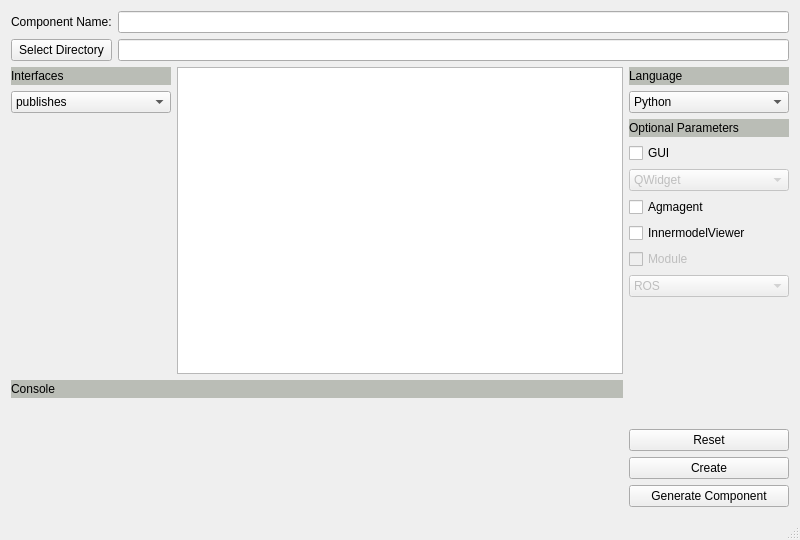
Before: the Qt Designer form robocompdsl-gui/gui.ui in robocomp/tools, drawn with Qt 5.
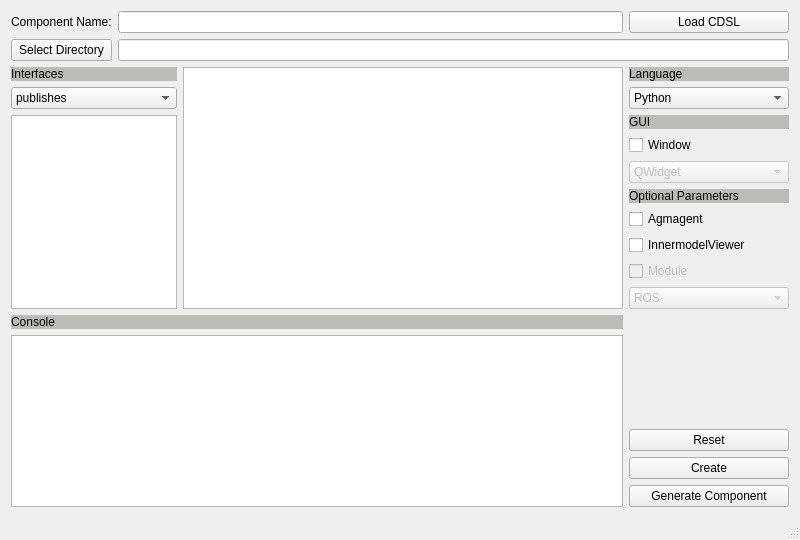
After: the same form once the commit is applied. Custom widgets are drawn as their Qt base class.

Commit message: add load button

```diff
--- a/robocompdsl-gui/gui.ui
+++ b/robocompdsl-gui/gui.ui
@@ -33,6 +33,28 @@
   </property>
   <widget class="QWidget" name="centralWidget">
    <layout class="QGridLayout" name="gridLayout">
+    <item row="11" column="3">
+     <widget class="QComboBox" name="modulesComboBox">
+      <property name="enabled">
+       <bool>false</bool>
+      </property>
+      <item>
+       <property name="text">
+        <string>ROS</string>
+       </property>
+      </item>
+      <item>
+       <property name="text">
+        <string>Opencv2</string>
+       </property>
+      </item>
+      <item>
+       <property name="text">
+        <string>PCL</string>
+       </property>
+      </item>
+     </widget>
+    </item>
     <item row="2" column="3">
      <widget class="QLabel" name="languageLabel">
       <property name="minimumSize">
@@ -55,9 +77,6 @@
       </property>
      </widget>
     </item>
-    <item row="0" column="1" colspan="3">
-     <widget class="QLineEdit" name="nameLineEdit"/>
-    </item>
     <item row="1" column="0">
      <widget class="QPushButton" name="directoryButton">
       <property name="text">
@@ -65,13 +84,69 @@
       </property>
      </widget>
     </item>
+    <item row="9" column="3">
+     <widget class="QCheckBox" name="innermodelCheckBox">
+      <property name="text">
+       <string>InnermodelViewer</string>
+      </property>
+     </widget>
+    </item>
+    <item row="10" column="3">
+     <widget class="QCheckBox" name="moduleCheckBox">
+      <property name="enabled">
+       <bool>false</bool>
+      </property>
+      <property name="text">
+       <string>Module</string>
+      </property>
+     </widget>
+    </item>
     <item row="5" column="3">
      <widget class="QCheckBox" name="guiCheckBox">
       <property name="text">
-       <string>GUI</string>
+       <string>Window</string>
       </property>
      </widget>
     </item>
+    <item row="2" column="2" rowspan="11">
+     <widget class="QTextEdit" name="mainTextEdit">
+      <property name="minimumSize">
+       <size>
+        <width>440</width>
+        <height>0</height>
+       </size>
+      </property>
+      <property name="maximumSize">
+       <size>
+        <width>16777215</width>
+        <height>16777215</height>
+       </size>
+      </property>
+      <property name="html">
+       <string>&lt;!DOCTYPE HTML PUBLIC &quot;-//W3C//DTD HTML 4.0//EN&quot; &quot;http://www.w3.org/TR/REC-html40/strict.dtd&quot;&gt;
+&lt;html&gt;&lt;head&gt;&lt;meta name=&quot;qrichtext&quot; content=&quot;1&quot; /&gt;&lt;style type=&quot;text/css&quot;&gt;
+p, li { white-space: pre-wrap; }
+&lt;/style&gt;&lt;/head&gt;&lt;body style=&quot; font-family:'Ubuntu'; font-size:11pt; font-weight:400; font-style:normal;&quot;&gt;
+&lt;p style=&quot;-qt-paragraph-type:empty; margin-top:0px; margin-bottom:0px; margin-left:0px; margin-right:0px; -qt-block-indent:0; text-indent:0px;&quot;&gt;&lt;br /&gt;&lt;/p&gt;&lt;/body&gt;&lt;/html&gt;</string>
+      </property>
+     </widget>
+    </item>
+    <item row="4" column="0" rowspan="9" colspan="2">
+     <widget class="QTextEdit" name="listWidget"/>
+    </item>
+    <item row="12" column="3" rowspan="3">
+     <spacer name="verticalSpacer">
+      <property name="orientation">
+       <enum>Qt::Vertical</enum>
+      </property>
+      <property name="sizeHint" stdset="0">
+       <size>
+        <width>20</width>
+        <height>40</height>
+       </size>
+      </property>
+     </spacer>
+    </item>
     <item row="6" column="3">
      <widget class="QComboBox" name="guiComboBox">
       <property name="enabled">
@@ -94,6 +169,22 @@
       </item>
      </widget>
     </item>
+    <item row="7" column="3">
+     <widget class="QLabel" name="optionalLabel">
+      <property name="maximumSize">
+       <size>
+        <width>16777215</width>
+        <height>18</height>
+       </size>
+      </property>
+      <property name="styleSheet">
+       <string notr="true">background-color: rgb(186, 189, 182);</string>
+      </property>
+      <property name="text">
+       <string>Optional Parameters</string>
+      </property>
+     </widget>
+    </item>
     <item row="3" column="0" colspan="2">
      <widget class="QComboBox" name="communicationsComboBox">
       <item>
@@ -118,13 +209,29 @@
       </item>
      </widget>
     </item>
-    <item row="16" column="3">
+    <item row="15" column="3">
      <widget class="QPushButton" name="resetButton">
       <property name="text">
        <string>Reset</string>
       </property>
      </widget>
     </item>
+    <item row="4" column="3">
+     <widget class="QLabel" name="guiLabel">
+      <property name="maximumSize">
+       <size>
+        <width>16777215</width>
+        <height>18</height>
+       </size>
+      </property>
+      <property name="styleSheet">
+       <string notr="true">background-color: rgb(186, 189, 182);</string>
+      </property>
+      <property name="text">
+       <string>GUI</string>
+      </property>
+     </widget>
+    </item>
     <item row="3" column="3">
      <widget class="QComboBox" name="languageComboBox">
       <item>
@@ -147,14 +254,21 @@
     <item row="1" column="1" colspan="3">
      <widget class="QLineEdit" name="directoryLineEdit"/>
     </item>
-    <item row="17" column="3">
+    <item row="16" column="3">
      <widget class="QPushButton" name="createButton">
       <property name="text">
        <string>Create</string>
       </property>
      </widget>
     </item>
-    <item row="18" column="3">
+    <item row="8" column="3">
+     <widget class="QCheckBox" name="agmagentCheckBox">
+      <property name="text">
+       <string>Agmagent</string>
+      </property>
+     </widget>
+    </item>
+    <item row="17" column="3">
      <widget class="QPushButton" name="generateButton">
       <property name="text">
        <string>Generate Component</string>
@@ -190,7 +304,7 @@
       </property>
      </widget>
     </item>
-    <item row="14" column="0" colspan="3">
+    <item row="13" column="0" colspan="3">
      <widget class="QLabel" name="consoleLabel">
       <property name="maximumSize">
        <size>
@@ -206,103 +320,31 @@
       </property>
      </widget>
     </item>
-    <item row="2" column="2" rowspan="12">
-     <widget class="CodeEditor" name="mainTextEdit">
+    <item row="14" column="0" rowspan="4" colspan="3">
+     <widget class="QTextEdit" name="consoleTextEdit">
       <property name="minimumSize">
        <size>
-        <width>440</width>
-        <height>0</height>
+        <width>0</width>
+        <height>100</height>
        </size>
       </property>
      </widget>
     </item>
-    <item row="4" column="3">
-     <widget class="QLabel" name="optionalLabel">
-      <property name="maximumSize">
-       <size>
-        <width>16777215</width>
-        <height>18</height>
-       </size>
-      </property>
-      <property name="styleSheet">
-       <string notr="true">background-color: rgb(186, 189, 182);</string>
-      </property>
-      <property name="text">
-       <string>Optional Parameters</string>
-      </property>
-     </widget>
+    <item row="0" column="1" colspan="2">
+     <widget class="QLineEdit" name="nameLineEdit"/>
     </item>
-    <item row="8" column="3">
-     <widget class="QCheckBox" name="innermodelCheckBox">
+    <item row="0" column="3">
+     <widget class="QPushButton" name="loadButton">
       <property name="text">
-       <string>InnermodelViewer</string>
+       <string>Load CDSL</string>
       </property>
      </widget>
     </item>
-    <item row="7" column="3">
-     <widget class="QCheckBox" name="agmagentCheckBox">
-      <property name="text">
-       <string>Agmagent</string>
-      </property>
-     </widget>
-    </item>
-    <item row="9" column="3">
-     <widget class="QCheckBox" name="moduleCheckBox">
-      <property name="enabled">
-       <bool>false</bool>
-      </property>
-      <property name="text">
-       <string>Module</string>
-      </property>
-     </widget>
-    </item>
-    <item row="10" column="3">
-     <widget class="QComboBox" name="modulesComboBox">
-      <property name="enabled">
-       <bool>false</bool>
-      </property>
-      <item>
-       <property name="text">
-        <string>ROS</string>
-       </property>
-      </item>
-      <item>
-       <property name="text">
-        <string>Opencv2</string>
-       </property>
-      </item>
-      <item>
-       <property name="text">
-        <string>PCL</string>
-       </property>
-      </item>
-     </widget>
-    </item>
-    <item row="11" column="3" rowspan="5">
-     <spacer name="verticalSpacer">
-      <property name="orientation">
-       <enum>Qt::Vertical</enum>
-      </property>
-      <property name="sizeHint" stdset="0">
-       <size>
-        <width>20</width>
-        <height>40</height>
-       </size>
-      </property>
-     </spacer>
-    </item>
    </layout>
   </widget>
   <widget class="QStatusBar" name="statusBar"/>
  </widget>
  <layoutdefault spacing="6" margin="11"/>
- <customwidgets>
-  <customwidget>
-   <class>CodeEditor</class>
-   <extends>QTextEdit</extends>
-   <header location="global">codeeditor.h</header>
-  </customwidget>
- </customwidgets>
  <resources/>
  <connections/>
 </ui>
```
